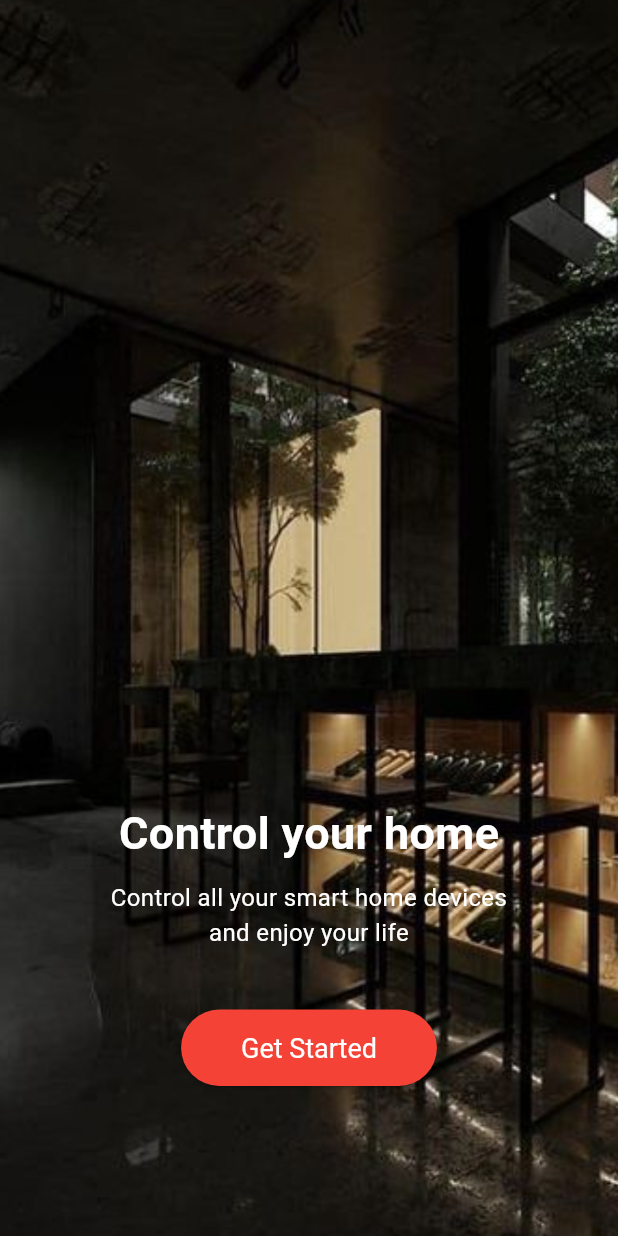
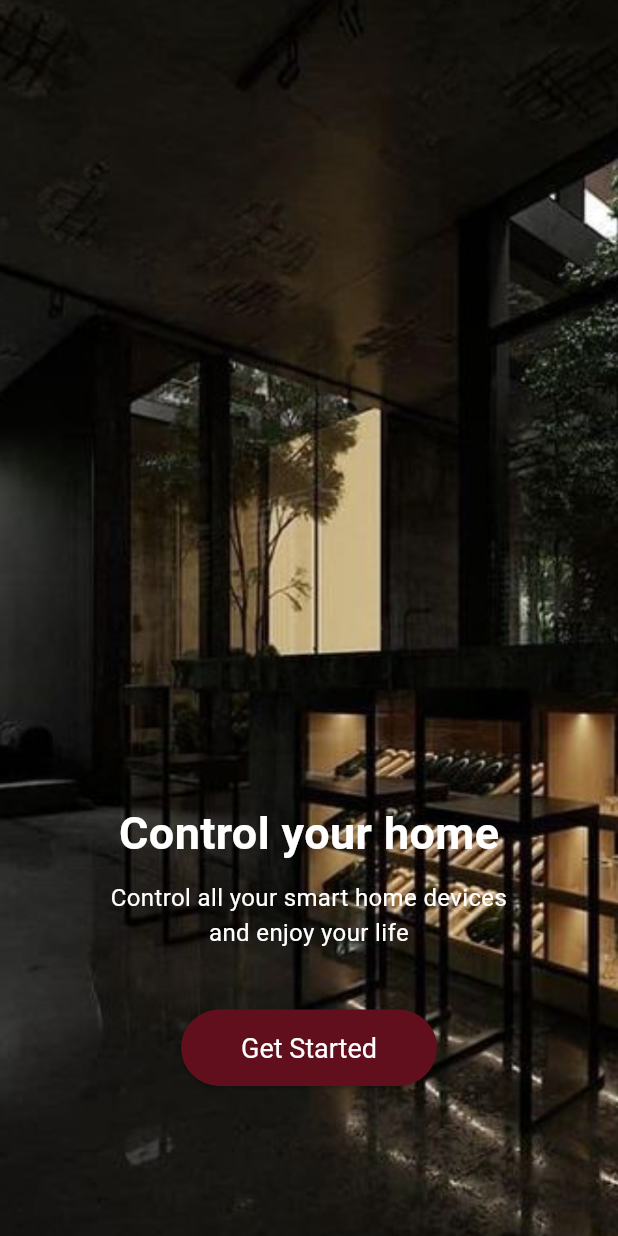
Before and after one commit to Dennis-glich/app_aman, a Flutter app: the HomeScreen screen opened by its route, on a phone screen of 412 x 824 dp. Run offline on Flutter 3.47's test engine with Material 3 defaults, Android fonts, the phone set to English and light mode, and no system bars; our stand-ins replace cloud_firestore, firebase_auth, firebase_core, firebase_database, font_awesome_flutter, google_fonts and 4 more; missing offline and left inert: encrypt; accounts and stored records are empty; Roboto replaces fonts that are missing (Hammersmith One).

Commit message:
update 3,1

```diff
--- a/lib/screen/homescreen.dart
+++ b/lib/screen/homescreen.dart
@@ -101,7 +101,7 @@ class HomeScreen extends StatelessWidget {
                     Navigator.pushNamed(context, '/register');
                   },
                   style: ElevatedButton.styleFrom(
-                    backgroundColor: Colors.red,
+                    backgroundColor: Color.fromRGBO(97, 15, 28, 1.0),
                     padding: EdgeInsets.symmetric(horizontal: 40, vertical: 15),
                     textStyle: TextStyle(fontSize: 18),
                   ),
```
